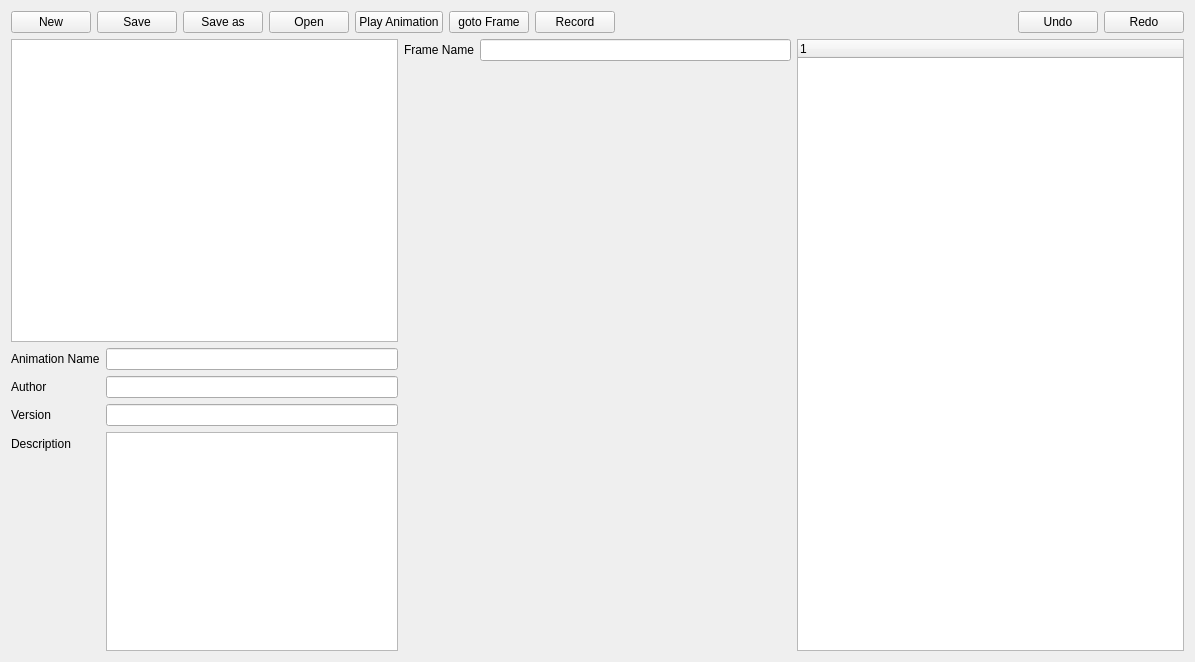
Old version of the form bitbots_recordui_rqt/resource/RecordUI.ui in the repository bit-bots/bitbots_main.
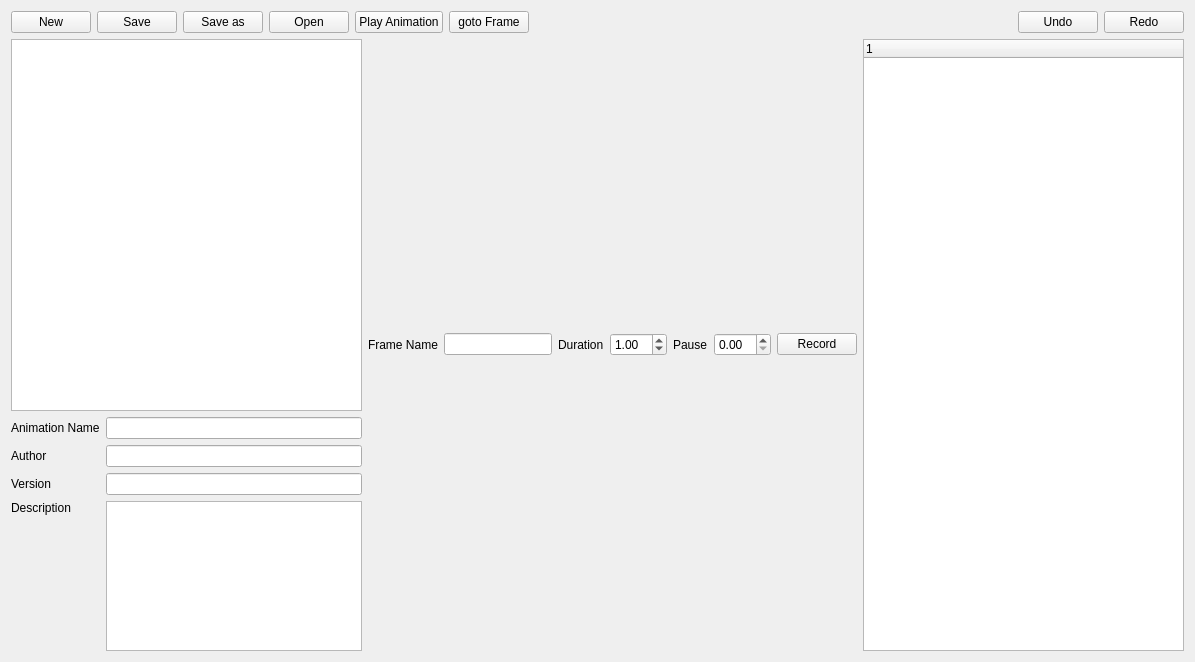
New version of the form.

Commit message: rrrrecord uuuui

What changed in the file:
```diff
--- a/bitbots_recordui_rqt/resource/RecordUI.ui
+++ b/bitbots_recordui_rqt/resource/RecordUI.ui
@@ -18,7 +18,7 @@
   </property>
   <layout class="QVBoxLayout" name="verticalLayout" stretch="0,0">
    <item>
-    <layout class="QHBoxLayout" name="headerLayout" stretch="0,0,0,0,0,0,0,0,0,0">
+    <layout class="QHBoxLayout" name="headerLayout" stretch="0,0,0,0,0,0,0,0,0">
      <item>
       <widget class="QPushButton" name="buttonNew">
        <property name="text">
@@ -61,13 +61,6 @@
        </property>
       </widget>
      </item>
-     <item>
-      <widget class="QPushButton" name="buttonRecord">
-       <property name="text">
-        <string>Record</string>
-       </property>
-      </widget>
-     </item>
      <item>
       <spacer name="horizontalSpacer">
        <property name="orientation">
@@ -105,22 +98,9 @@
         <widget class="QListWidget" name="frameList"/>
        </item>
        <item>
-        <layout class="QFormLayout" name="formLayout">
-         <property name="labelAlignment">
-          <set>Qt::AlignLeading|Qt::AlignLeft|Qt::AlignVCenter</set>
-         </property>
-         <property name="formAlignment">
-          <set>Qt::AlignBottom|Qt::AlignLeading|Qt::AlignLeft</set>
-         </property>
-         <item row="0" column="0">
-          <widget class="QLabel" name="label_3">
-           <property name="text">
-            <string>Animation Name</string>
-           </property>
-          </widget>
-         </item>
+        <layout class="QGridLayout" name="gridLayout">
          <item row="0" column="1">
-          <widget class="QLineEdit" name="lineName"/>
+          <widget class="QLineEdit" name="lineAnimationName"/>
          </item>
          <item row="1" column="0">
           <widget class="QLabel" name="label_2">
@@ -129,6 +109,23 @@
            </property>
           </widget>
          </item>
+         <item row="3" column="1">
+          <widget class="QPlainTextEdit" name="fieldDescription">
+           <property name="maximumSize">
+            <size>
+             <width>16777215</width>
+             <height>150</height>
+            </size>
+           </property>
+          </widget>
+         </item>
+         <item row="0" column="0">
+          <widget class="QLabel" name="label_3">
+           <property name="text">
+            <string>Animation Name</string>
+           </property>
+          </widget>
+         </item>
          <item row="1" column="1">
           <widget class="QLineEdit" name="lineAuthor"/>
          </item>
@@ -147,11 +144,11 @@
            <property name="text">
             <string>Description</string>
            </property>
+           <property name="alignment">
+            <set>Qt::AlignLeading|Qt::AlignLeft|Qt::AlignTop</set>
+           </property>
           </widget>
          </item>
-         <item row="3" column="1">
-          <widget class="QPlainTextEdit" name="fieldDescription"/>
-         </item>
         </layout>
        </item>
       </layout>
@@ -159,17 +156,55 @@
      <item>
       <layout class="QVBoxLayout" name="verticalLayout_3">
        <item>
-        <layout class="QFormLayout" name="formLayout_2">
-         <item row="1" column="0">
+        <layout class="QHBoxLayout" name="horizontalLayout">
+         <item>
           <widget class="QLabel" name="label_5">
            <property name="text">
             <string>Frame Name</string>
            </property>
           </widget>
          </item>
-         <item row="1" column="1">
+         <item>
           <widget class="QLineEdit" name="lineFrameName"/>
          </item>
+         <item>
+          <widget class="QLabel" name="label_6">
+           <property name="text">
+            <string>Duration</string>
+           </property>
+          </widget>
+         </item>
+         <item>
+          <widget class="QDoubleSpinBox" name="spinBoxDuration">
+           <property name="singleStep">
+            <double>0.100000000000000</double>
+           </property>
+           <property name="value">
+            <double>1.000000000000000</double>
+           </property>
+          </widget>
+         </item>
+         <item>
+          <widget class="QLabel" name="label_7">
+           <property name="text">
+            <string>Pause</string>
+           </property>
+          </widget>
+         </item>
+         <item>
+          <widget class="QDoubleSpinBox" name="spinBoxPause">
+           <property name="singleStep">
+            <double>0.100000000000000</double>
+           </property>
+          </widget>
+         </item>
+         <item>
+          <widget class="QPushButton" name="buttonRecord">
+           <property name="text">
+            <string>Record</string>
+           </property>
+          </widget>
+         </item>
         </layout>
        </item>
        <item>
```
The commit also changes 2 other files.
